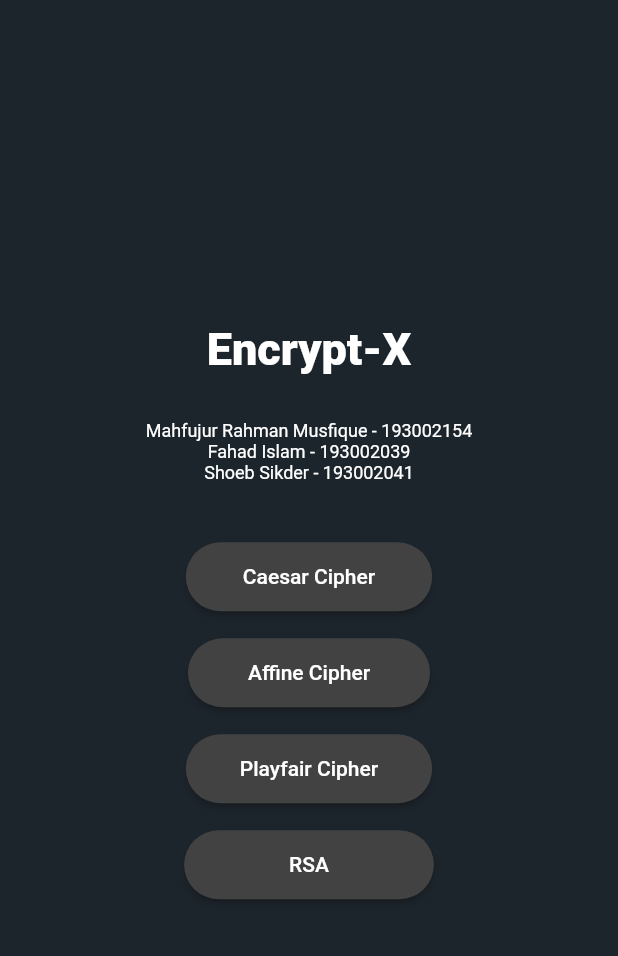
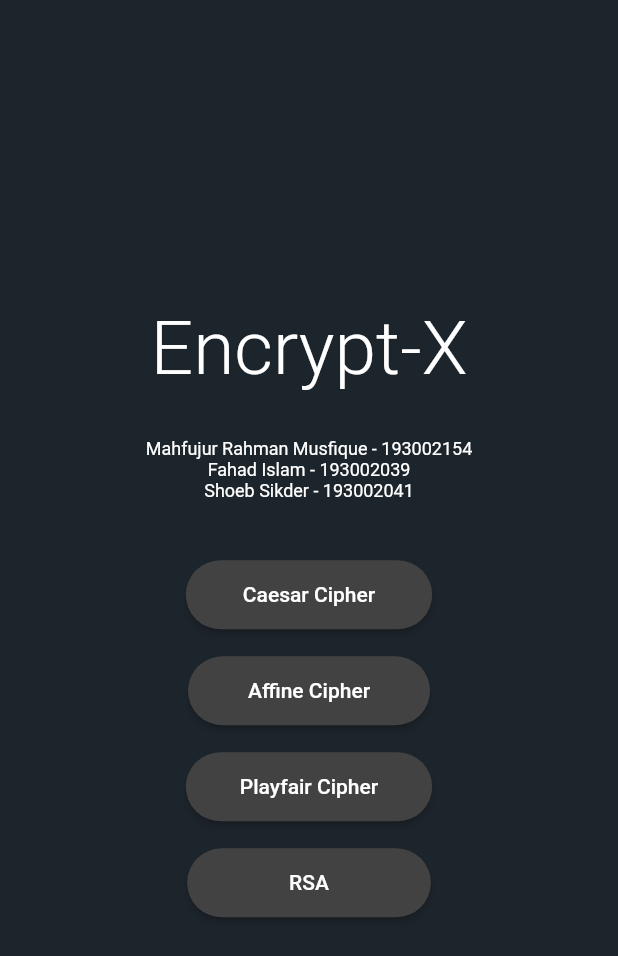
Before and after one commit to musfique113/EncryptX, a Flutter app: the screen it shows after launch, on a phone screen of 412 x 824 dp. Shown: the top 956 px of the screen. Run offline on Flutter 3.47's test engine with Material 2 defaults, Android fonts, the light colour scheme and no system bars; our stand-ins replace sizer; missing offline and left inert: crypton.

Commit message:
updated the homepage logo

```diff
--- a/lib/main.dart
+++ b/lib/main.dart
@@ -59,7 +59,7 @@ class HomeScreen extends StatelessWidget {
           child: Column(
             mainAxisAlignment: MainAxisAlignment.center,
             children: [
-              GlithEffect(child: const Text("Encrypt-X" ,style: TextStyle(fontWeight: FontWeight.w900 , fontSize: 30),)),
+              GlithEffect(child: const Text("Encrypt-X" ,style: TextStyle(fontWeight: FontWeight.w300 , fontSize: 50),)),
               SizedBox(height: 30),
               Text(
                 'Mahfujur Rahman Musfique - 193002154',
@@ -150,7 +150,7 @@ class HomeScreen extends StatelessWidget {
                       },
                       style: ElevatedButton.styleFrom(
                         foregroundColor: Colors.white, backgroundColor: Colors.grey[800],
-                        padding: EdgeInsets.symmetric(vertical: 15, horizontal: 70),
+                        padding: EdgeInsets.symmetric(vertical: 15, horizontal: 68),
                         shape: RoundedRectangleBorder(
                           borderRadius: BorderRadius.circular(25.0),
                         ),
```
Also changed, not shown: 1 other file.
